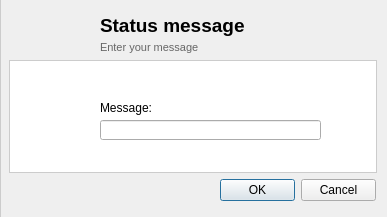
Before: the Qt Designer form retroshare-gui/src/gui/profile/StatusMessage.ui in RetroShare/RetroShare, drawn with Qt 5.
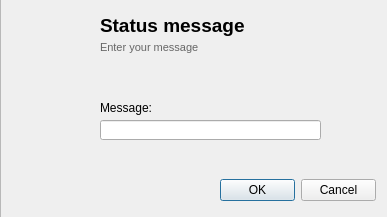
After: the same form once the commit is applied. Icons and pictures are not drawn.

Commit message:
StyleSheet Rewrite
Use QDarkStyle to make Standard_Dark.qss and Standard_Light.qss
Use Widget name to stylize them.

Diff of the .ui file:
```diff
--- a/retroshare-gui/src/gui/profile/StatusMessage.ui
+++ b/retroshare-gui/src/gui/profile/StatusMessage.ui
@@ -44,12 +44,7 @@
      <height>113</height>
     </rect>
    </property>
-   <property name="styleSheet">
-    <string notr="true">QFrame#frame{background: white;
-border: 1px solid #CCCCCC;}
-</string>
-   </property>
-   <widget class="QLabel" name="label_4">
+   <widget class="QLabel" name="msgLabel">
     <property name="geometry">
      <rect>
       <x>91</x>
@@ -138,14 +133,6 @@
      <height>241</height>
     </rect>
    </property>
-   <property name="styleSheet">
-    <string notr="true">QFrame#frame_2{ 
-background-color: qlineargradient(x1:0, y1:0, x2:0, y2:1,
-stop:0 #FEFEFE, stop:1 #E8E8E8);
-
-border: 1px solid #CCCCCC;}
-</string>
-   </property>
    <property name="frameShape">
     <enum>QFrame::StyledPanel</enum>
    </property>
```
Left out of the diff: 20 changed lines with no effect on the pictures. The commit also changes 775 other files.
